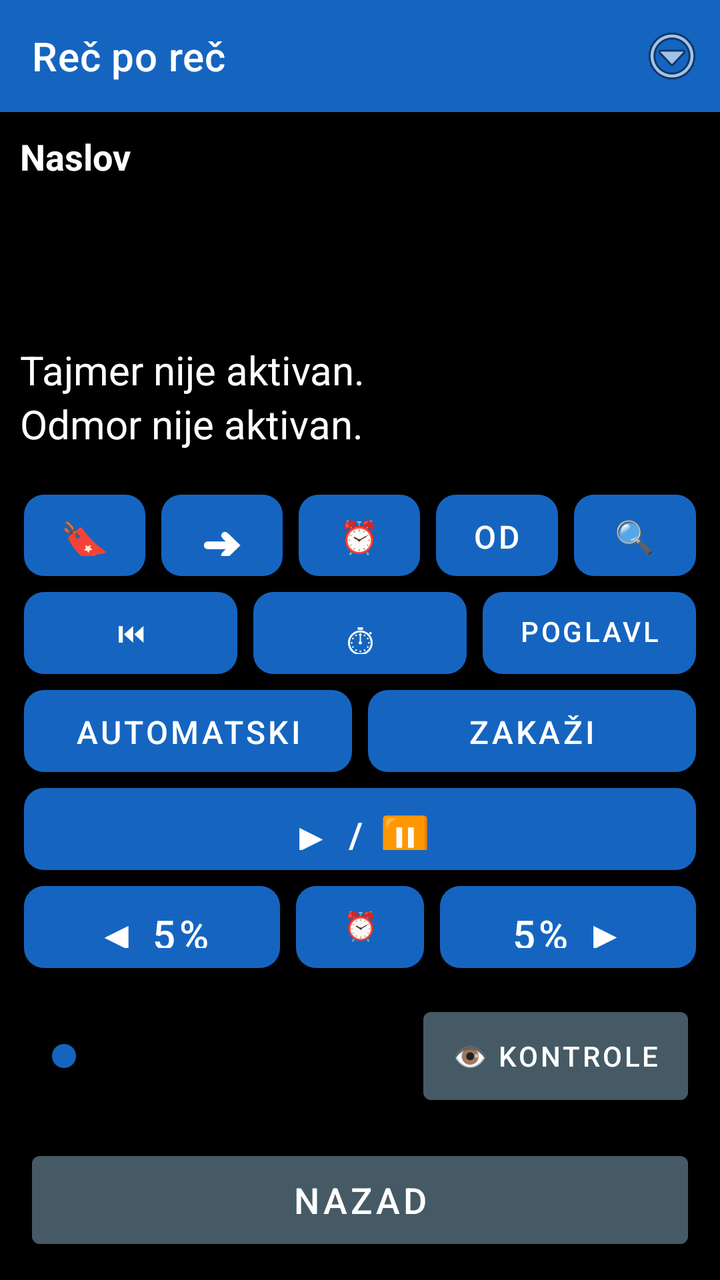
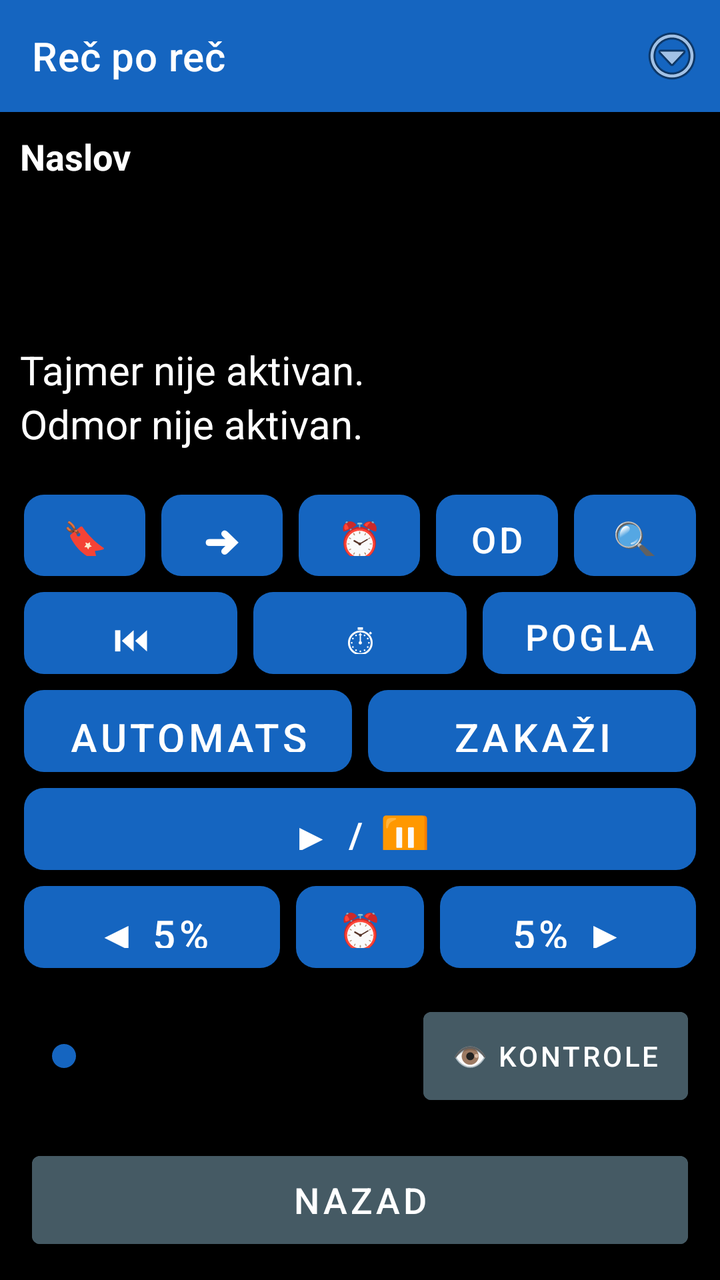

Compare the two renders of this Android layout. The source of the first and the diff that turns it into the second are given below.
<!-- AndroidManifest.xml: application theme Theme.RecPoRec -->
<!-- res/layout/activity_reader.xml -->
<?xml version="1.0" encoding="utf-8"?>
<LinearLayout xmlns:android="http://schemas.android.com/apk/res/android"
    xmlns:app="http://schemas.android.com/apk/res-auto"
    android:layout_width="match_parent"
    android:layout_height="match_parent"
    android:orientation="vertical"
    android:fitsSystemWindows="true"
    android:background="@color/background">

    
    <androidx.appcompat.widget.Toolbar
        android:id="@+id/toolbar"
        android:layout_width="match_parent"
        android:layout_height="?attr/actionBarSize"
        android:background="@color/btn_voice"
        android:titleTextColor="@color/text_primary"
        app:title="@string/app_name">

        <ImageButton
            android:id="@+id/btnOverflow"
            android:layout_width="48dp"
            android:layout_height="48dp"
            android:layout_gravity="end|center_vertical"
            android:background="@android:color/transparent"
            android:contentDescription="@string/menu_options_button"
            android:src="@android:drawable/ic_menu_more" />
    </androidx.appcompat.widget.Toolbar>

    
    <LinearLayout
        android:id="@+id/layoutStatus"
        android:layout_width="match_parent"
        android:layout_height="wrap_content"
        android:orientation="vertical"
        android:padding="10dp">

        <TextView
            android:id="@+id/textDocTitle"
            android:layout_width="match_parent"
            android:layout_height="wrap_content"
            android:textSize="18sp"
            android:textStyle="bold"
            android:textColor="@color/text_primary"
            android:maxLines="1"
            android:ellipsize="end"
            android:text="Naslov" />

        <TextView
            android:id="@+id/textPages"
            android:layout_width="match_parent"
            android:layout_height="wrap_content"
            android:textSize="20sp"
            android:textColor="@color/text_primary"
            android:accessibilityLiveRegion="polite" />

        <TextView
            android:id="@+id/textElapsed"
            android:layout_width="match_parent"
            android:layout_height="wrap_content"
            android:textSize="20sp"
            android:textColor="@color/text_primary" />

        <TextView
            android:id="@+id/textRemaining"
            android:layout_width="match_parent"
            android:layout_height="wrap_content"
            android:textSize="20sp"
            android:textColor="@color/text_primary" />

        <TextView
            android:id="@+id/textTimerStatus"
            android:layout_width="match_parent"
            android:layout_height="wrap_content"
            android:textSize="20sp"
            android:textColor="@color/text_primary"
            android:text="Tajmer nije aktivan." />

        <TextView
            android:id="@+id/textRestStatus"
            android:layout_width="match_parent"
            android:layout_height="wrap_content"
            android:textSize="20sp"
            android:textColor="@color/text_primary"
            android:text="Odmor nije aktivan." />
    </LinearLayout>

    
    <LinearLayout
        android:layout_width="match_parent"
        android:layout_height="0dp"
        android:layout_weight="1"
        android:orientation="vertical"
        android:padding="8dp">

        
        <LinearLayout
            android:id="@+id/layoutRow1"
            android:layout_width="match_parent"
            android:layout_height="0dp"
            android:layout_weight="1"
            android:orientation="horizontal">

            <Button android:id="@+id/btnBookmarks" style="@style/KeyButton"
                android:backgroundTint="@color/btn_goto_page"
                android:contentDescription="Oznake - dodaj, ukloni ili ukloni sve oznake u ovom dokumentu. Dug pritisak: brzo dodaj oznaku."
                android:text="🔖 Oznake" />

            <Button android:id="@+id/btnGoTo" style="@style/KeyButton"
                android:backgroundTint="@color/btn_goto_page"
                android:contentDescription="Idi na stranicu, minut ili oznaku. Dug pritisak: idi na početak dokumenta."
                android:text="➜ Idi na" />

            <Button android:id="@+id/btnWakeUp" style="@style/KeyButton"
                android:backgroundTint="@color/btn_wakeup"
                android:contentDescription="Probudi me u tačno vreme. Dug pritisak: isključi buđenje."
                android:textSize="16sp"
                android:text="⏰ Probudi" />

            <Button android:id="@+id/btnSelectAll" style="@style/KeyButton"
                android:backgroundTint="@color/btn_combined"
                android:contentDescription="Odaberi sve. Dug pritisak: kopiraj odabrano."
                android:textSize="16sp"
                android:text="Odaberi sve" />

            <Button android:id="@+id/btnSearchText" style="@style/KeyButton"
                android:backgroundTint="@color/btn_goto_page"
                android:contentDescription="Pretraži tekst dokumenta. Dug pritisak: ponovi poslednju pretragu."
                android:textSize="16sp"
                android:text="🔍 Pretraga" />
        </LinearLayout>

        
        <LinearLayout
            android:id="@+id/layoutRow2"
            android:layout_width="match_parent"
            android:layout_height="0dp"
            android:layout_weight="1"
            android:orientation="horizontal">

            <Button android:id="@+id/btnPrevChapter" style="@style/KeyButton"
                android:backgroundTint="@color/btn_chapter"
                android:contentDescription="@string/btn_prev_chapter"
                android:textSize="14sp"
                android:text="⏮ Poglavlje" />

            <Button android:id="@+id/btnTimer" style="@style/KeyButton"
                android:backgroundTint="@color/btn_timer"
                android:contentDescription="@string/btn_timer"
                android:text="⏱ Tajmer" />

            <Button android:id="@+id/btnNextChapter" style="@style/KeyButton"
                android:backgroundTint="@color/btn_chapter"
                android:contentDescription="@string/btn_next_chapter"
                android:textSize="14sp"
                android:text="Poglavlje ⏭" />
        </LinearLayout>

        
        <LinearLayout
            android:id="@+id/layoutRow3"
            android:layout_width="match_parent"
            android:layout_height="0dp"
            android:layout_weight="1"
            android:orientation="horizontal">

            <Button android:id="@+id/btnAutoScroll" style="@style/KeyButton"
                android:backgroundTint="@color/btn_combined"
                android:contentDescription="Automatski listaj dokument."
                android:textSize="16sp"
                android:text="Automatski listaj" />

            <Button android:id="@+id/btnScheduleReading" style="@style/KeyButton"
                android:backgroundTint="@color/btn_voice"
                android:contentDescription="Zakaži čitanje."
                android:textSize="16sp"
                android:text="Zakaži čitanje" />
        </LinearLayout>

        
        <LinearLayout
            android:layout_width="match_parent"
            android:layout_height="0dp"
            android:layout_weight="1"
            android:orientation="horizontal">

            <Button android:id="@+id/btnPlayPause" style="@style/KeyButton"
                android:backgroundTint="@color/btn_play"
                android:contentDescription="@string/btn_play_pause"
                android:text="▶ / ⏸" />
        </LinearLayout>

        
        <LinearLayout
            android:id="@+id/layoutRow5"
            android:layout_width="match_parent"
            android:layout_height="0dp"
            android:layout_weight="1"
            android:orientation="horizontal">

            <Button android:id="@+id/btnStepBack" style="@style/KeyButton"
                android:layout_weight="2"
                android:backgroundTint="@color/btn_page_nav"
                android:contentDescription="@string/slider_back"
                android:text="◀ 5%" />

            <Button android:id="@+id/btnRemindMe" style="@style/KeyButton"
                android:backgroundTint="@color/btn_timer"
                android:contentDescription="Podsetnik, vraća dokument unazad. Dug pritisak: ponovi poslednji podsetnik."
                android:textSize="14sp"
                android:text="⏰ Podseti" />

            <Button android:id="@+id/btnStepForward" style="@style/KeyButton"
                android:layout_weight="2"
                android:backgroundTint="@color/btn_page_nav"
                android:contentDescription="@string/slider_forward"
                android:text="5% ▶" />
        </LinearLayout>

    </LinearLayout>

    
    <LinearLayout
        android:layout_width="match_parent"
        android:layout_height="wrap_content"
        android:orientation="horizontal"
        android:gravity="center_vertical"
        android:layout_marginStart="16dp"
        android:layout_marginEnd="16dp"
        android:layout_marginTop="4dp"
        android:layout_marginBottom="16dp">

        <SeekBar
            android:id="@+id/seekProgress"
            android:layout_width="0dp"
            android:layout_weight="1"
            android:layout_height="56dp"
            android:contentDescription="@string/slider_position"
            android:max="100"
            android:progressTint="@color/btn_voice"
            android:thumbTint="@color/btn_voice" />

        <Button
            android:id="@+id/btnToggleControls"
            android:layout_width="wrap_content"
            android:layout_height="56dp"
            android:layout_marginStart="10dp"
            android:minWidth="0dp"
            android:paddingStart="14dp"
            android:paddingEnd="14dp"
            android:textSize="14sp"
            android:backgroundTint="@color/btn_combined"
            android:textColor="@color/button_text"
            android:contentDescription="Prikaži ili sakrij kontrole. Dug pritisak: Kratak predah, pauzira čitanje na 15 minuta."
            android:text="👁 Kontrole" />
    </LinearLayout>

    
    <Button
        android:id="@+id/btnBack"
        android:layout_width="match_parent"
        android:layout_height="56dp"
        android:layout_marginStart="16dp"
        android:layout_marginEnd="16dp"
        android:layout_marginBottom="12dp"
        android:textSize="18sp"
        android:backgroundTint="@color/btn_combined"
        android:textColor="@color/button_text"
        android:contentDescription="Nazad. Zatvara dokument, vraća na listu. Dug pritisak: pošalji aplikaciju u pozadinu."
        android:text="Nazad" />

</LinearLayout>
<!-- resources referenced by this layout -->
<resources>
  <color name="background">#000000</color>
  <color name="btn_chapter">#2E7D32</color>
  <color name="btn_combined">#455A64</color>
  <color name="btn_goto_page">#5D4037</color>
  <color name="btn_page_nav">#AD1457</color>
  <color name="btn_play">#D84315</color>
  <color name="btn_timer">#6A1B9A</color>
  <color name="btn_voice">#1565C0</color>
  <color name="btn_wakeup">#C62828</color>
  <color name="button_text">#FFFFFF</color>
  <color name="text_primary">#FFFFFF</color>
  <string name="app_name">Reč po reč</string>
  <string name="btn_next_chapter">Sledeće poglavlje. Dug pritisak: spisak svih poglavlja.</string>
  <string name="btn_play_pause">Pokreni/Pauziraj čitanje. Dug pritisak: reci trenutni status.</string>
  <string name="btn_prev_chapter">Prethodno poglavlje. Dug pritisak: ponovi trenutno poglavlje.</string>
  <string name="btn_timer">Tajmer za automatsku pauzu. Dug pritisak: isključi tajmer.</string>
  <string name="menu_options_button">Opcije. Dug pritisak: Statistika čitanja.</string>
  <string name="slider_back">Pomeri pet posto unazad. Dug pritisak: ponovi trenutnu stranicu.</string>
  <string name="slider_forward">Pomeri pet posto unapred. Dug pritisak: poništi poslednju radnju.</string>
  <string name="slider_position">Klizač za pomeranje kroz knjigu, pet posto po koraku</string>
  <style name="KeyButton">
          <item name="android:layout_width">0dp</item>
          <item name="android:layout_height">match_parent</item>
          <item name="android:layout_weight">1</item>
          <item name="android:layout_margin">4dp</item>
          <item name="android:textSize">20sp</item>
          <item name="android:textColor">@color/button_text</item>
          <item name="android:background">@drawable/key_button_shape</item>
          <item name="android:stateListAnimator">@null</item>
          <item name="android:elevation">0dp</item>
      </style>
  <style name="Theme.RecPoRec" parent="Theme.MaterialComponents.DayNight.NoActionBar">
          <item name="android:windowBackground">@color/background</item>
          <item name="android:textColorPrimary">@color/text_primary</item>
          <item name="colorPrimary">@color/btn_voice</item>
          <item name="colorOnPrimary">@color/button_text</item>
          <item name="alertDialogTheme">@style/RecPoRecAlertDialog</item>
          <item name="android:alertDialogTheme">@style/RecPoRecAlertDialog</item>
      </style>
  <!-- drawable key_button_shape (drawable) -->
  <?xml version="1.0" encoding="utf-8"?>
  <shape xmlns:android="http://schemas.android.com/apk/res/android"
      android:shape="rectangle">
      <corners android:radius="10dp" />
      <solid android:color="#FFFFFF" />
  </shape>
  <style name="RecPoRecAlertDialog" parent="Theme.AppCompat.DayNight.Dialog.Alert">
          <item name="android:windowBackground">@color/background</item>
          <item name="android:textColorPrimary">@color/text_primary</item>
          <item name="colorAccent">@color/btn_goto_page</item>
          <item name="android:textAppearanceMedium">@style/RecPoRecDialogText</item>
          <item name="android:textAppearanceListItem">@style/RecPoRecDialogText</item>
          <item name="android:textAppearanceListItemSmall">@style/RecPoRecDialogText</item>
          <item name="buttonBarPositiveButtonStyle">@style/RecPoRecDialogButton</item>
          <item name="buttonBarNegativeButtonStyle">@style/RecPoRecDialogButton</item>
          <item name="buttonBarNeutralButtonStyle">@style/RecPoRecDialogButton</item>
      </style>
  <style name="RecPoRecDialogText" parent="TextAppearance.AppCompat.Medium">
          <item name="android:textSize">20sp</item>
          <item name="android:textColor">@color/text_primary</item>
      </style>
  <style name="RecPoRecDialogButton" parent="Widget.AppCompat.Button.ButtonBar.AlertDialog">
          <item name="android:textSize">18sp</item>
          <item name="android:textColor">@color/btn_goto_page</item>
          <item name="android:textStyle">bold</item>
      </style>
</resources>

<!-- the commit's change to res/layout/activity_reader.xml (unified diff, before → after) -->
@@ -103,29 +103,31 @@
             <Button android:id="@+id/btnBookmarks" style="@style/KeyButton"
                 android:backgroundTint="@color/btn_goto_page"
                 android:contentDescription="Oznake - dodaj, ukloni ili ukloni sve oznake u ovom dokumentu. Dug pritisak: brzo dodaj oznaku."
+                android:textSize="18sp"
                 android:text="🔖 Oznake" />
 
             <Button android:id="@+id/btnGoTo" style="@style/KeyButton"
                 android:backgroundTint="@color/btn_goto_page"
                 android:contentDescription="Idi na stranicu, minut ili oznaku. Dug pritisak: idi na početak dokumenta."
+                android:textSize="18sp"
                 android:text="➜ Idi na" />
 
             <Button android:id="@+id/btnWakeUp" style="@style/KeyButton"
                 android:backgroundTint="@color/btn_wakeup"
                 android:contentDescription="Probudi me u tačno vreme. Dug pritisak: isključi buđenje."
-                android:textSize="16sp"
+                android:textSize="18sp"
                 android:text="⏰ Probudi" />
 
             <Button android:id="@+id/btnSelectAll" style="@style/KeyButton"
                 android:backgroundTint="@color/btn_combined"
                 android:contentDescription="Odaberi sve. Dug pritisak: kopiraj odabrano."
-                android:textSize="16sp"
+                android:textSize="18sp"
                 android:text="Odaberi sve" />
 
             <Button android:id="@+id/btnSearchText" style="@style/KeyButton"
                 android:backgroundTint="@color/btn_goto_page"
                 android:contentDescription="Pretraži tekst dokumenta. Dug pritisak: ponovi poslednju pretragu."
-                android:textSize="16sp"
+                android:textSize="18sp"
                 android:text="🔍 Pretraga" />
         </LinearLayout>
 
@@ -140,7 +142,7 @@
             <Button android:id="@+id/btnPrevChapter" style="@style/KeyButton"
                 android:backgroundTint="@color/btn_chapter"
                 android:contentDescription="@string/btn_prev_chapter"
-                android:textSize="14sp"
+                android:textSize="18sp"
                 android:text="⏮ Poglavlje" />
 
             <Button android:id="@+id/btnTimer" style="@style/KeyButton"
@@ -151,7 +153,7 @@
             <Button android:id="@+id/btnNextChapter" style="@style/KeyButton"
                 android:backgroundTint="@color/btn_chapter"
                 android:contentDescription="@string/btn_next_chapter"
-                android:textSize="14sp"
+                android:textSize="18sp"
                 android:text="Poglavlje ⏭" />
         </LinearLayout>
 
@@ -166,13 +168,11 @@
             <Button android:id="@+id/btnAutoScroll" style="@style/KeyButton"
                 android:backgroundTint="@color/btn_combined"
                 android:contentDescription="Automatski listaj dokument."
-                android:textSize="16sp"
                 android:text="Automatski listaj" />
 
             <Button android:id="@+id/btnScheduleReading" style="@style/KeyButton"
                 android:backgroundTint="@color/btn_voice"
                 android:contentDescription="Zakaži čitanje."
-                android:textSize="16sp"
                 android:text="Zakaži čitanje" />
         </LinearLayout>
 
@@ -206,7 +206,7 @@
             <Button android:id="@+id/btnRemindMe" style="@style/KeyButton"
                 android:backgroundTint="@color/btn_timer"
                 android:contentDescription="Podsetnik, vraća dokument unazad. Dug pritisak: ponovi poslednji podsetnik."
-                android:textSize="14sp"
+                android:textSize="18sp"
                 android:text="⏰ Podseti" />
 
             <Button android:id="@+id/btnStepForward" style="@style/KeyButton"
